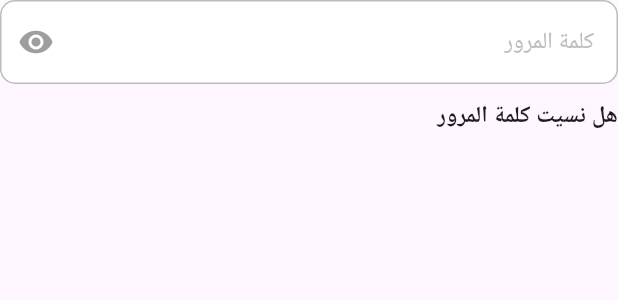
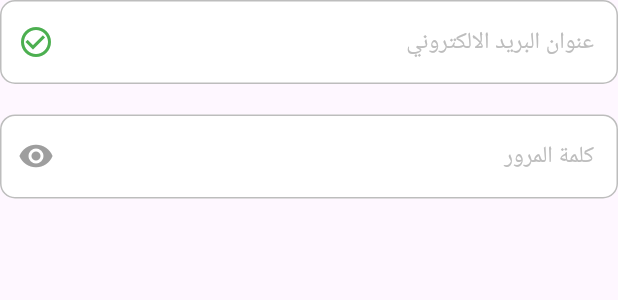
Before and after one commit to Khaled112003/selaty, a Flutter app: the SignInTextFields widget shown alone on an empty page, opened directly, on a phone screen of 412 x 824 dp. Shown: the top 300 px of the screen. Run offline on Flutter 3.47's test engine with Material 3 defaults, Android fonts, the phone set to English and light mode, and no system bars; our stand-ins replace flutter_otp_text_field, flutter_screenutil, go_router, google_fonts, intl_phone_field; Roboto replaces fonts that are missing (Cairo).

```diff
--- a/lib/core/routing/app_routs.dart
+++ b/lib/core/routing/app_routs.dart
@@ -3,6 +3,8 @@ import 'package:go_router/go_router.dart';
 import 'package:selaty/features/authentications/presentation/views/sign_in_or_sign_up_screen.dart';
 import 'package:selaty/features/authentications/presentation/views/sign_in_screen.dart';
 import 'package:selaty/features/authentications/presentation/views/sign_up_screen.dart';
+import 'package:selaty/features/forget_password/presentation/views/forget_pass_screen.dart';
+import 'package:selaty/features/forget_password/presentation/views/verification_screen.dart';
 import 'package:selaty/features/onbarding/views/onboarding_screen.dart';
 import 'package:selaty/features/splash/splash_screen.dart';
 
@@ -29,5 +31,13 @@ final router = GoRouter(
       path: '/sign-up',
       builder: (context, state) => const SignUpScreen(),
     ),
+     GoRoute(
+      path:'/forget-password',
+      builder: (context, state) => const ForgetPassScreen(),
+    ),
+     GoRoute(
+      path:'/verification',
+      builder: (context, state) => const VerificationScreen(),
+    ),
   ],
 );
--- a/lib/core/widgets/appbar_items.dart
+++ b/lib/core/widgets/appbar_items.dart
@@ -1,10 +1,12 @@
 import 'package:flutter/material.dart';
 import 'package:go_router/go_router.dart';
+import 'package:selaty/core/themes/app_styles.dart';
 
 class AppBarItems extends StatelessWidget {
   const AppBarItems({
-    super.key,
+    super.key, this.title,
   });
+  final String? title;
 
   @override
   Widget build(BuildContext context) {
@@ -27,6 +29,7 @@ class AppBarItems extends StatelessWidget {
                 color: Colors.black,
               )),
         ),
+        Text(title ?? "", style:AppStyles.font16W600,),
         Container(
            width: 45,
           height: 40,
--- a/lib/features/authentications/presentation/views/sign_in_screen.dart
+++ b/lib/features/authentications/presentation/views/sign_in_screen.dart
@@ -1,10 +1,11 @@
 import 'package:flutter/material.dart';
 import 'package:flutter_screenutil/flutter_screenutil.dart';
+import 'package:go_router/go_router.dart';
 import 'package:selaty/core/helpers/spacing.dart';
 import 'package:selaty/core/themes/app_styles.dart';
 import 'package:selaty/core/widgets/appbar_items.dart';
-import 'package:selaty/core/widgets/auth_textfield.dart';
 import 'package:selaty/core/widgets/custom_button.dart';
+import 'package:selaty/features/authentications/presentation/views/widgets/sign_in_textfields.dart';
 
 class SignInScreen extends StatelessWidget {
   const SignInScreen({super.key});
@@ -17,11 +18,10 @@ class SignInScreen extends StatelessWidget {
         backgroundColor: Colors.white,
         body: SafeArea(
             child: Padding(
-            padding:
-                const EdgeInsets.only(left: 20, right: 20, bottom: 10, top: 10),
+                padding: const EdgeInsets.only(
+                    left: 20, right: 20, bottom: 10, top: 10),
                 child: SingleChildScrollView(
-              child: Column(
-                children: [
+                  child: Column(children: [
                     const AppBarItems(),
                     const SizedBox(height: 20),
                     Image.asset(
@@ -31,66 +31,50 @@ class SignInScreen extends StatelessWidget {
                           : screenSize.width * 0.45,
                     ),
                     verticalSpace(30),
-                  AuthTextfield(
-                    icon: const Icon(Icons.check_circle_outline,
-                        color: Colors.green),
-                    hintText: "عنوان البريد الالكتروني",
+
+                    SignInTextFields(),
+                    verticalSpace(10),
+                    GestureDetector(
+                      onTap: () => context.push('/forget-password'),
+                      child: Align(
+                        alignment: Alignment.centerRight,
+                        child: Text(" هل نسيت كلمة المرور ",
+                            textAlign: TextAlign.end,
+                            style: AppStyles.font14W600),
                       ),
-                  verticalSpace(20),
-                  SignInTextFields(),
+                    ),
                     verticalSpace(30),
                     CustomButton(
                         text: "تسجيل الدخول",
                         colortext: Colors.white,
                         backgroundcolor: Colors.green),
                     verticalSpace(100),
-
-
-                      Row(mainAxisAlignment: MainAxisAlignment.spaceBetween,
+                    Row(
+                      mainAxisAlignment: MainAxisAlignment.spaceBetween,
                       children: [
                         Row(
                           children: [
-                            Text( "تسجيل الدخول",style: AppStyles.font14W500,),
-
-                            Icon(Icons.arrow_right,size: 25.sp,)
-                          ],),
+                            Text(
+                              "تسجيل الدخول",
+                              style: AppStyles.font14W500,
+                            ),
+                            Icon(
+                              Icons.arrow_right,
+                              size: 25.sp,
+                            )
+                          ],
+                        ),
                         Row(
                           children: [
-                            Text( "لديك حساب بالفعل؟",style: AppStyles.font14W500,),
-
-
+                            Text(
+                              "لديك حساب بالفعل؟",
+                              style: AppStyles.font14W500,
+                            ),
                           ],
                         )
                       ],
                     ),
-                ]
-                        ),
-            )
-        )));
+                  ]),
+                ))));
   }
 }
-
-class SignInTextFields extends StatelessWidget {
-  const SignInTextFields({
-    super.key,
-  });
-
-  @override
-  Widget build(BuildContext context) {
-    return Column(
-      children: [
-        AuthTextfield(
-          hintText: "كلمة المرور",
-          obscureText: true,
-          icon:
-              const Icon(Icons.remove_red_eye, color: Colors.grey),
-        ),
-        verticalSpace(10),
-         Align(alignment: Alignment.centerRight,
-          child: Text(" هل نسيت كلمة المرور " ,textAlign: TextAlign.end,
-              style:AppStyles.font14W600),
-        ),
-      ],
-    );
-  }
-}
--- a/lib/features/authentications/presentation/views/widgets/sign_in_textfields.dart
+++ b/lib/features/authentications/presentation/views/widgets/sign_in_textfields.dart
@@ -1,6 +1,6 @@
 import 'package:flutter/material.dart';
 import 'package:selaty/core/helpers/spacing.dart';
-import 'package:selaty/core/themes/app_styles.dart';
+
 import 'package:selaty/core/widgets/auth_textfield.dart';
 
 class SignInTextFields extends StatelessWidget {
@@ -12,17 +12,19 @@ class SignInTextFields extends StatelessWidget {
   Widget build(BuildContext context) {
     return Column(
       children: [
+         AuthTextfield(
+                      icon: const Icon(Icons.check_circle_outline,
+                          color: Colors.green),
+                      hintText: "عنوان البريد الالكتروني",
+                    ),
+                    verticalSpace(20),
         AuthTextfield(
           hintText: "كلمة المرور",
           obscureText: true,
           icon:
               const Icon(Icons.remove_red_eye, color: Colors.grey),
         ),
-        verticalSpace(10),
-         Align(alignment: Alignment.centerRight,
-          child: Text(" هل نسيت كلمة المرور " ,textAlign: TextAlign.end,
-              style:AppStyles.font14W600),
-        ),
+
       ],
     );
   }
--- a/lib/features/onbarding/views/wigets/onboarding_body.dart
+++ b/lib/features/onbarding/views/wigets/onboarding_body.dart
@@ -1,6 +1,6 @@
 import 'package:flutter/material.dart';
 import 'package:flutter_screenutil/flutter_screenutil.dart';
-import 'package:selaty/features/onbarding/views/wigets/titles_and_button.dart';
+import 'package:selaty/features/onbarding/views/wigets/titles_onboarding.dart';
 
 class OnboardingBody extends StatelessWidget {
   final bool isLandscape;
--- a/pubspec.yaml
+++ b/pubspec.yaml
@@ -33,6 +33,7 @@ dependencies:
   go_router: ^14.8.0
   google_fonts: ^6.2.1
   intl_phone_field: ^3.2.0
+  flutter_otp_text_field: ^1.5.1+1
 
 
 dev_dependencies:
```
Also changed, not shown: lib/features/forget_password/presentation/views/forget_pass_screen.dart (added, +78 -0 lines), lib/features/forget_password/presentation/views/verification_screen.dart (added, +77 -0 lines), lib/features/onbarding/views/wigets/titles_onboarding.dart (renamed from lib/features/onbarding/views/wigets/titles_and_button.dart), pubspec.lock. Lines whose indentation alone changed are shown as unchanged.
